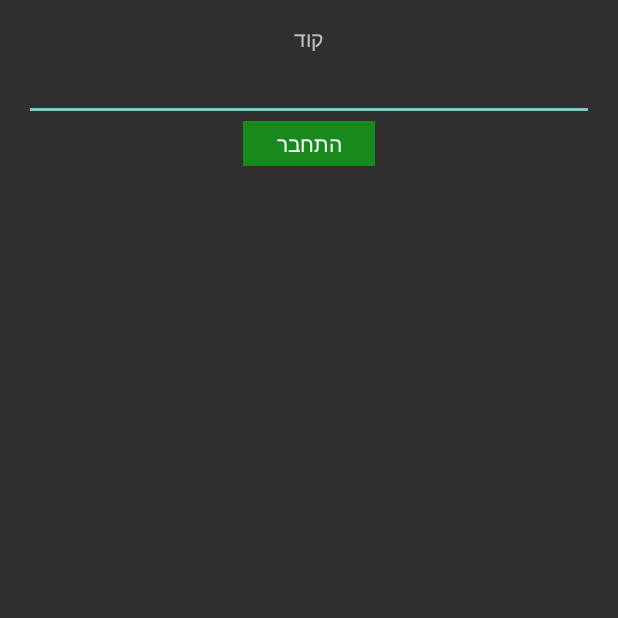
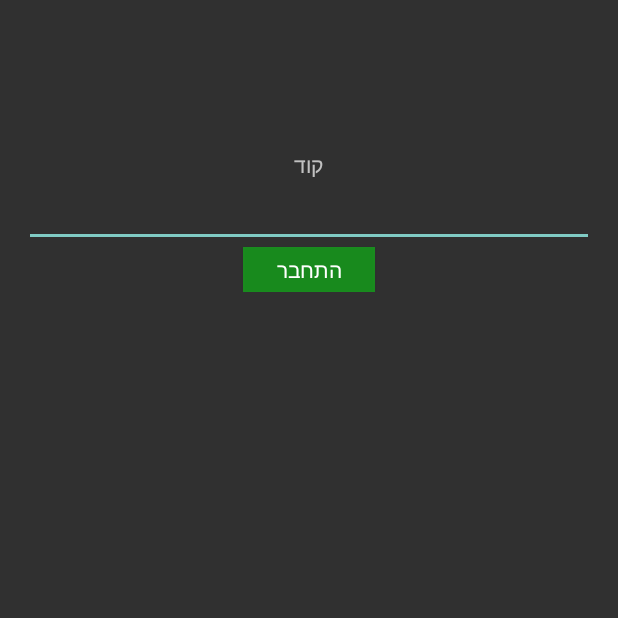
Before and after one commit to liranharari/WM--Work-Manager, an Android app: the NormalLoginActivity screen opened directly, with no data from a screen before it, after a tap on "התחבר", on a phone screen of 412 x 824 dp, the top half of it. Run offline under Robolectric (Android 15) with nearby library versions, the phone set to English and light mode, and no system bars.

Commit message:
small styling changes

```diff
--- a/app/src/main/java/liran/com/wm_workmanager/NormalLoginActivity.java
+++ b/app/src/main/java/liran/com/wm_workmanager/NormalLoginActivity.java
@@ -6,6 +6,7 @@ import android.os.Bundle;
 import android.view.View;
 import android.widget.Button;
 import android.widget.EditText;
+import android.widget.Toast;
 
 public class NormalLoginActivity extends Activity {
 
@@ -30,6 +31,11 @@ public class NormalLoginActivity extends Activity {
                     WorkActivity.is_login = WorkActivity.NORMAL_LOGIN;
                     startActivity(workAc);
                 }
+                else
+                {
+                    Toast.makeText(getApplicationContext(), "קוד שגוי, נסה שוב", Toast.LENGTH_LONG).show();
+                    editCode.setText("");
+                }
 
             }
         });
--- a/app/src/main/java/liran/com/wm_workmanager/WorkActivity.java
+++ b/app/src/main/java/liran/com/wm_workmanager/WorkActivity.java
@@ -61,7 +61,7 @@ public class WorkActivity extends AppCompatActivity {
 
 
 
-        if(is_login== MANAGER_LOGIN)
+        if(is_login!= MANAGER_LOGIN)
         {
             btn_add_costumer.setVisibility(View.GONE);
             btn_menu.setVisibility(View.GONE);
--- a/app/src/main/res/layout/activity_normal_login.xml
+++ b/app/src/main/res/layout/activity_normal_login.xml
@@ -10,8 +10,12 @@
     <LinearLayout
         android:orientation="vertical"
         android:layout_width="fill_parent"
-        android:layout_height="fill_parent"
-        android:weightSum="1">
+        android:layout_height="wrap_content"
+        android:weightSum="1"
+        android:layout_alignParentTop="true"
+        android:layout_alignParentLeft="true"
+        android:layout_alignParentStart="true"
+        android:layout_marginTop="84dp">
 
 
         <TextView
--- a/app/src/main/res/values/styles.xml
+++ b/app/src/main/res/values/styles.xml
@@ -48,7 +48,7 @@
 
     <style name="btn_login_style" parent="Theme.AppCompat.Light.DarkActionBar">
         <item name="android:layout_weight">0.2</item>
-        <item name="android:background">@color/greenOpacity3</item>
+        <item name="android:background">@color/blueOpacity</item>
         <item name="android:layout_margin">@dimen/small</item>
     </style>
 
```
Also changed, not shown: app/src/main/res/layout/activity_manager_login.xml (+6 -2 lines), app/src/main/res/layout/activity_sign_in.xml (+6 -2 lines).
